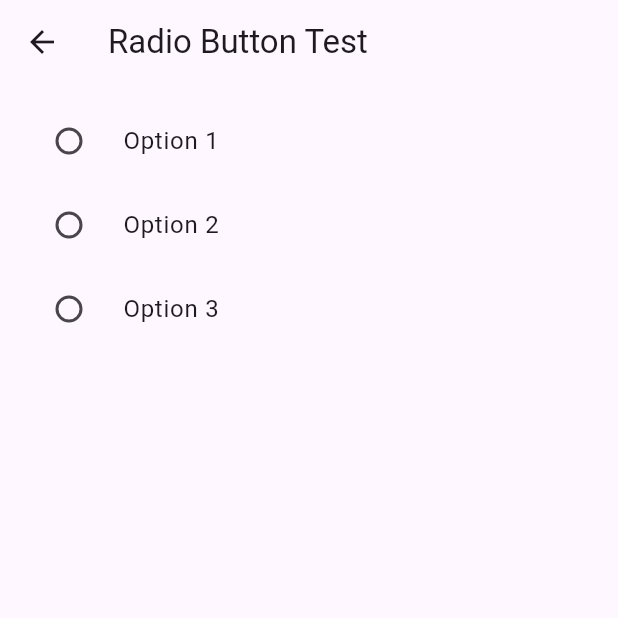
After one commit to kepi1904/flutter_latihan_widgets, a Flutter app: the screen it shows after launch, after a tap on "Go to Radio Button", on a phone screen of 412 x 824 dp, the top half of it. The commit adds this screen. Run offline on Flutter 3.47's test engine with Material 3 defaults, Android fonts, the phone set to English and light mode, and no system bars.

Commit message:
update part 9 and parts 10

```diff
--- a/lib/main.dart
+++ b/lib/main.dart
@@ -1,9 +1,5 @@
 import 'package:flutter/material.dart';
-import 'package:latihan_widget/expanded_test.dart';
-import 'package:latihan_widget/gridview.dart';
-import 'package:latihan_widget/list_tile.dart';
-
-import 'package:latihan_widget/navigation_bar.dart';
+import 'package:latihan_widget/radio_button.dart';
 
 void main() {
   runApp(const MaterialApp(
@@ -63,9 +59,9 @@ class _LatihanWidgetState extends State<LatihanWidget> {
             ElevatedButton(
                 onPressed: () {
                   Navigator.of(context).push(MaterialPageRoute(
-                      builder: (context) => const ListileTest()));
+                      builder: (context) => const RadioButtonTest()));
                 },
-                child: const Text("Go to List tile")),
+                child: const Text("Go to Radio Button")),
             const SizedBox(
               height: 20,
             ),
--- /dev/null
+++ b/lib/radio_button.dart
@@ -0,0 +1,60 @@
+// ignore_for_file: camel_case_types, prefer_typing_uninitialized_variables
+
+import 'package:flutter/material.dart';
+
+class RadioButtonTest extends StatefulWidget {
+  const RadioButtonTest({super.key});
+
+  @override
+  State<RadioButtonTest> createState() => _RadioButtonTestState();
+}
+
+class _RadioButtonTestState extends State<RadioButtonTest> {
+  int selectValue = 0;
+
+  @override
+  Widget build(BuildContext context) {
+    return Scaffold(
+      appBar: AppBar(
+        title: const Text("Radio Button Test"),
+        actions: const [],
+      ),
+      body: SingleChildScrollView(
+        child: Container(
+          padding: const EdgeInsets.all(10.0),
+          child: Column(
+            children: [
+              RadioListTile(
+                  title: const Text("Option 1"),
+                  value: 1,
+                  groupValue: selectValue,
+                  onChanged: (int? value) {
+                    setState(() {
+                      selectValue = value!;
+                    });
+                  }),
+              RadioListTile(
+                  title: const Text("Option 2"),
+                  value: 2,
+                  groupValue: selectValue,
+                  onChanged: (int? value) {
+                    setState(() {
+                      selectValue = value!;
+                    });
+                  }),
+              RadioListTile(
+                  title: const Text("Option 3"),
+                  value: 3,
+                  groupValue: selectValue,
+                  onChanged: (int? value) {
+                    setState(() {
+                      selectValue = value!;
+                    });
+                  })
+            ],
+          ),
+        ),
+      ),
+    );
+  }
+}
--- a/pubspec.yaml
+++ b/pubspec.yaml
@@ -58,8 +58,8 @@ flutter:
 
   # To add assets to your application, add an assets section, like this:
   assets:
+    - images/person.jpg
     - images/dora.jpeg
-  #   - images/a_dot_ham.jpeg
 
   # An image asset can refer to one or more resolution-specific "variants", see
   # https://flutter.dev/assets-and-images/#resolution-aware
```
Also changed, not shown: lib/circle_image.dart (added, +32 -0 lines), images/person.jpg (added).
